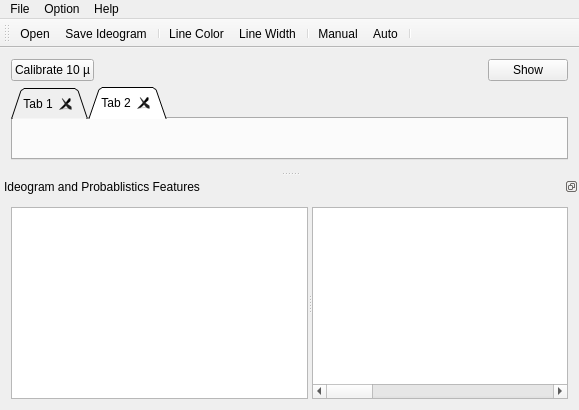
Old version of the form mainwindow.ui in the repository dare5421/MasterMeasure.
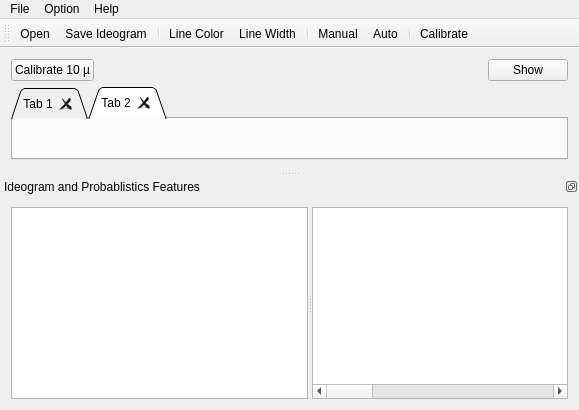
New version of the form. Icons and pictures are not drawn.

Diff of the .ui file:
```diff
--- a/mainwindow.ui
+++ b/mainwindow.ui
@@ -26,8 +26,6 @@
    <property name="styleSheet">
     <string notr="true"/>
    </property>
-   <layout class="QHBoxLayout" name="horizontalLayout_3">
-    <item>
      <layout class="QVBoxLayout" name="verticalLayout">
       <item>
        <layout class="QHBoxLayout" name="horizontalLayout">
@@ -108,8 +106,6 @@
        </widget>
       </item>
      </layout>
-    </item>
-   </layout>
   </widget>
   <widget class="QMenuBar" name="menuBar">
    <property name="geometry">
@@ -173,6 +169,7 @@
    <addaction name="actionManual"/>
    <addaction name="actionAuto"/>
    <addaction name="separator"/>
+   <addaction name="actionCalibrate"/>
   </widget>
   <widget class="QDockWidget" name="dockWidget">
    <property name="minimumSize">
@@ -398,6 +395,15 @@
     <string>Exit</string>
    </property>
   </action>
+  <action name="actionCalibrate">
+   <property name="icon">
+    <iconset resource="icon.qrc">
+     <normaloff>:/image/unit.png</normaloff>:/image/unit.png</iconset>
+   </property>
+   <property name="text">
+    <string>Calibrate</string>
+   </property>
+  </action>
  </widget>
  <layoutdefault spacing="6" margin="11"/>
  <resources>
```
Left out of the diff: 4 changed lines with no effect on the pictures. Lines whose indentation alone changed are shown as unchanged.
